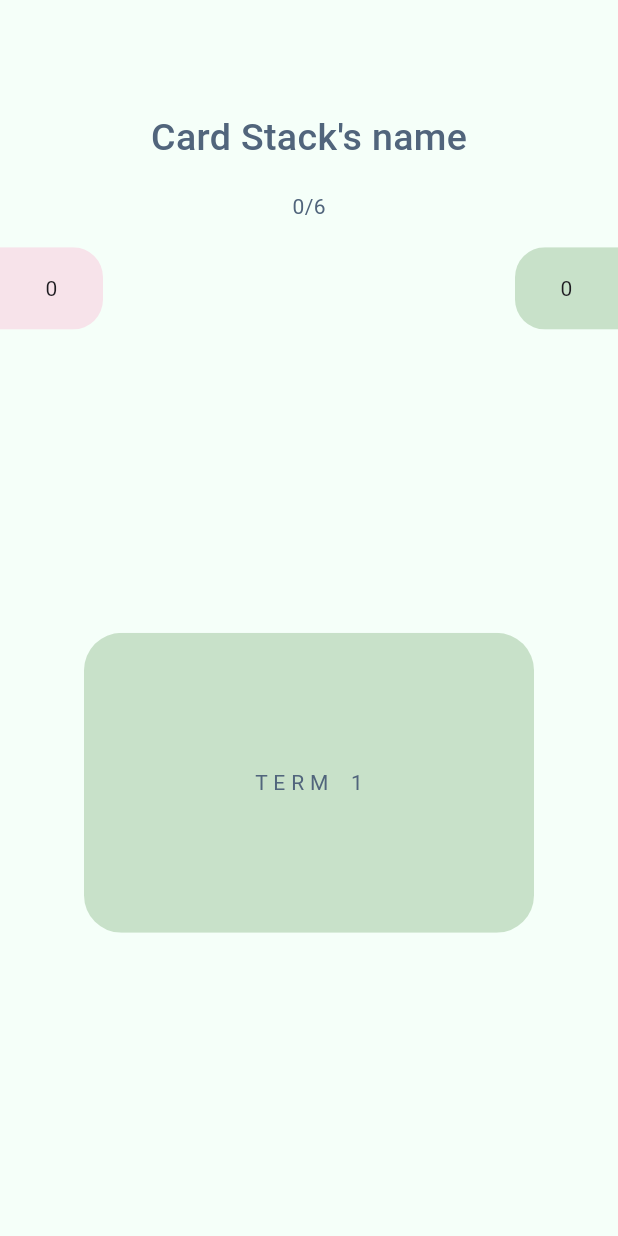
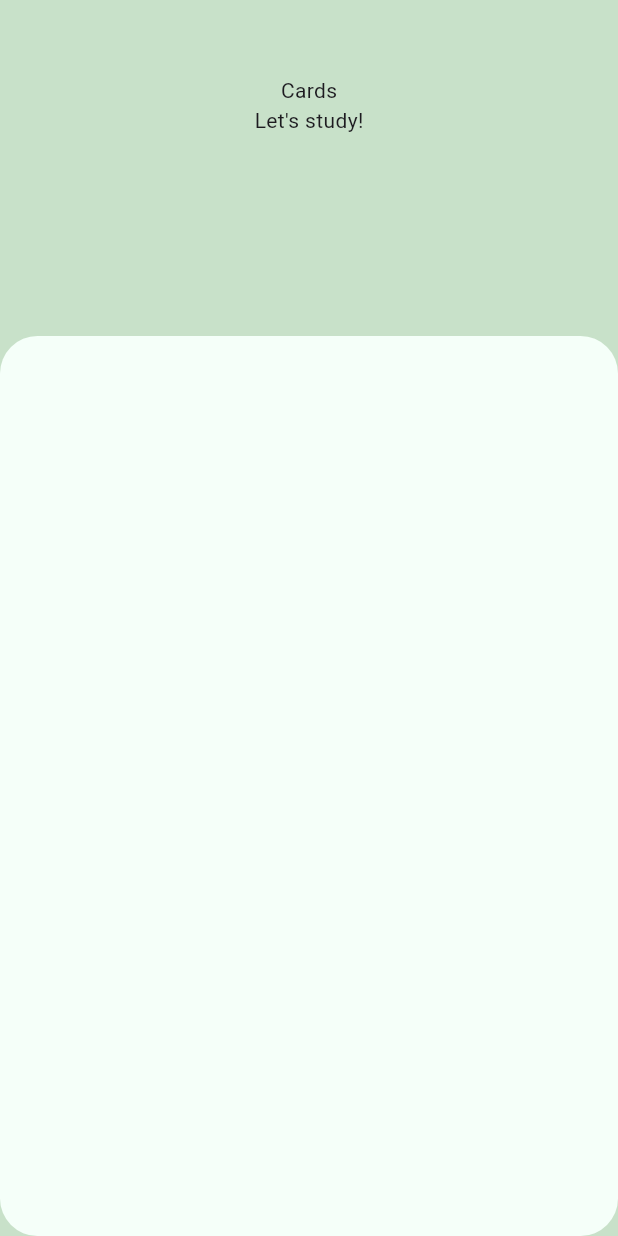
Before and after one commit to blueCuraca0/notenova, a Flutter app: the StudyMaterialsPage screen opened directly, after a tap on "Cards", on a phone screen of 412 x 824 dp. Run offline on Flutter 3.47's test engine with Material 3 defaults, Android fonts, the phone set to English and light mode, and no system bars; our stand-ins replace cloud_firestore, device_preview, firebase_core; accounts and stored records are empty.

Commit message:
study materials page change

```diff
--- a/lib/core/style/c_colors.dart
+++ b/lib/core/style/c_colors.dart
@@ -7,7 +7,7 @@ class CColors {
   static const Color accentSoft = Color(0xffF5FFF9);
   static const Color accent = Color(0xffE1F3E2);
   static const Color primary = Color(0xffC8E1C9);
-  static const Color transparentPink = Color(0x30ff69a9);
+  static const Color transparentPink = Color(0xffe5c9d1);
   static const Color textDark = Color(0xff51657c);
   static const Color text = Color(0xff2E476E);
   static const Color shadow = Color(0xffE6EEF8);
--- a/lib/features/cards/presentation/cards/flashcard_ui.dart
+++ b/lib/features/cards/presentation/cards/flashcard_ui.dart
@@ -1,6 +1,7 @@
 import 'dart:math';
 
 import 'package:flutter/material.dart';
+import 'package:notenova/core/utils/constants.dart';
 import 'package:notenova/features/cards/domain/entities/flashcard.dart';
 import '../../../../core/style/c_colors.dart';
 
@@ -85,8 +86,12 @@ class _FlashcardUIState extends State<FlashcardUI> with SingleTickerProviderStat
                 child: Container(
                   height: 200,
                   width: 300,
-                  color: CColors.primary,
+                  // color: CColors.primary,
                   alignment: Alignment.center,
+                  decoration: BoxDecoration(
+                    boxShadow: shadowCard,
+                    color: CColors.primary,
+                  ),
                   child: Transform(
                     transform: Matrix4.identity()..scale(scaleX, 1.0, 1.0),
                     alignment: Alignment.center,
--- a/lib/features/quiz_and_card/presentation/pages/card_learning_page.dart
+++ b/lib/features/cards/presentation/pages/card_page.dart
@@ -1,9 +1,10 @@
 import 'package:flutter/material.dart';
+import 'package:notenova/core/utils/constants.dart';
 import 'package:notenova/features/cards/data/models/flashcard_stack_model.dart';
 import 'package:notenova/features/cards/data/models/firebase_service.dart';
 import '../../../../core/style/c_colors.dart';
-import '../../../cards/domain/entities/flashcard.dart';
-import '../../../cards/presentation/cards/flashcard_ui.dart';
+import '../../domain/entities/flashcard.dart';
+import '../cards/flashcard_ui.dart';
 
 class CardPage extends StatefulWidget {
   const CardPage({super.key});
@@ -103,7 +104,18 @@ class _CardPageState extends State<CardPage> {
                                   bottomRight: Radius.circular(20),
                                 ),
                                 child: Container(
-                                  color: CColors.transparentPink,
+                                  decoration: const BoxDecoration(
+                                    color: CColors.transparentPink,
+                                    // boxShadow: shadowCard
+                                    // boxShadow: [
+                                    //   BoxShadow(
+                                    //     color: CColors.text.withOpacity(0.1),
+                                    //     spreadRadius: 5,
+                                    //     blurRadius: 7,
+                                    //     offset: const Offset(0, 3),
+                                    //   ),
+                                    // ]
+                                  ),
                                   width: width / 6,
                                   alignment: Alignment.center,
                                   child: Text("$_needRepeatCards"),
--- /dev/null
+++ b/lib/features/cards/presentation/pages/card_stacks_page.dart
@@ -0,0 +1,38 @@
+import 'package:flutter/material.dart';
+
+import '../../../../core/style/c_colors.dart';
+
+class CardStacksPage extends StatelessWidget {
+  const CardStacksPage({super.key});
+
+  @override
+  Widget build(BuildContext context) {
+    return Material(
+      child: Scaffold(
+        backgroundColor: CColors.primary,
+        body: Stack(
+          alignment: Alignment.center,
+          children: [
+            Column(
+              children: [
+                const SizedBox(height: 50,),
+                Text("Cards"),
+                Text("Let's study!"),
+                Expanded(child: const SizedBox()),
+                ClipRRect(
+                  borderRadius: BorderRadius.circular(25),
+                  child: Container(
+                    color: CColors.accentSoft,
+                    height: 600,
+                  ),
+                )
+              ],
+            )
+
+            // TODO: appbar, navbar etc.
+          ],
+        ),
+      ),
+    );
+  }
+}
--- a/lib/features/quiz_and_card/presentation/pages/study_materials_page.dart
+++ b/lib/features/quiz_and_card/presentation/pages/study_materials_page.dart
@@ -1,8 +1,9 @@
 import 'package:flutter/material.dart';
+import 'package:notenova/features/cards/presentation/pages/card_stacks_page.dart';
 import 'quiz_page.dart';
 
 import '../../../../core/style/c_colors.dart';
-import 'card_learning_page.dart';
+import '../../../cards/presentation/pages/card_page.dart';
 
 class StudyMaterialsPage extends StatelessWidget {
   const StudyMaterialsPage({super.key});
@@ -27,7 +28,7 @@ class StudyMaterialsPage extends StatelessWidget {
               InkWell(
                 onTap: () {
                   Navigator.push(context, MaterialPageRoute(builder: (context) {
-                    return const CardPage();
+                    return const CardStacksPage();
                   }));
                 },
                 child: Container(
```
